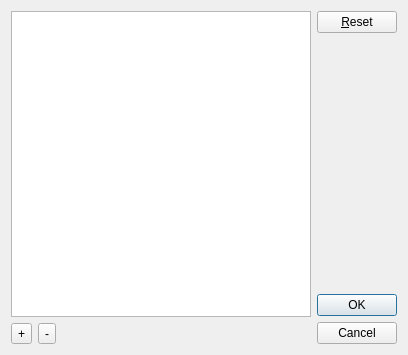
Above: scribus/plugins/tools/2geomtools/meshdistortion/meshdistortiondialog.ui from scribusproject/scribus before the change. Below: the same form after it.
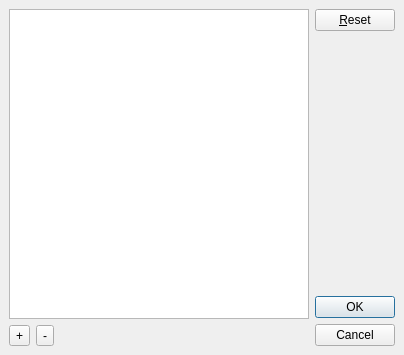
That is the form after the change.

Commit message: #16430: Unify margins and spacing for dialogs, set 2 <bubu>

Patch:
```diff
--- a/scribus/plugins/tools/2geomtools/meshdistortion/meshdistortiondialog.ui
+++ b/scribus/plugins/tools/2geomtools/meshdistortion/meshdistortiondialog.ui
@@ -12,7 +12,19 @@
   <property name="windowTitle" >
    <string>Mesh Distortion</string>
   </property>
-  <layout class="QHBoxLayout" >
+  <layout class="QHBoxLayout">
+   <property name="leftMargin">
+    <number>9</number>
+   </property>
+   <property name="topMargin">
+    <number>9</number>
+   </property>
+   <property name="rightMargin">
+    <number>9</number>
+   </property>
+   <property name="bottomMargin">
+    <number>9</number>
+   </property>
    <item>
     <layout class="QVBoxLayout" >
      <item>
```
Left out of the diff: 71 changed lines with no effect on the pictures. The commit also changes 7 other files.
